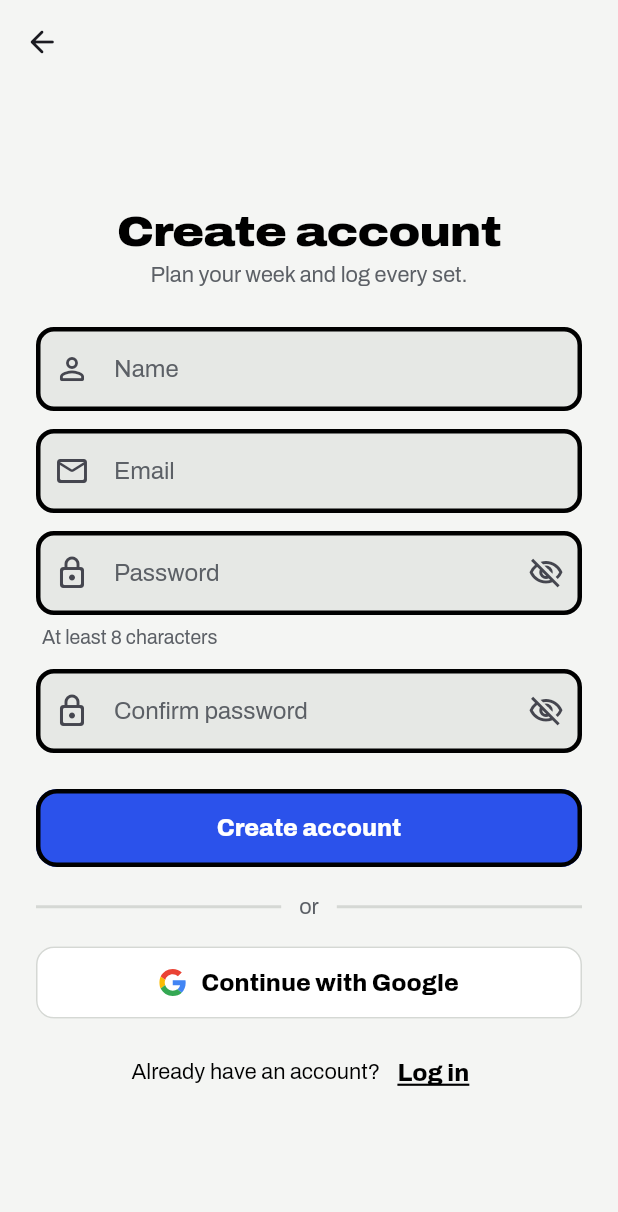
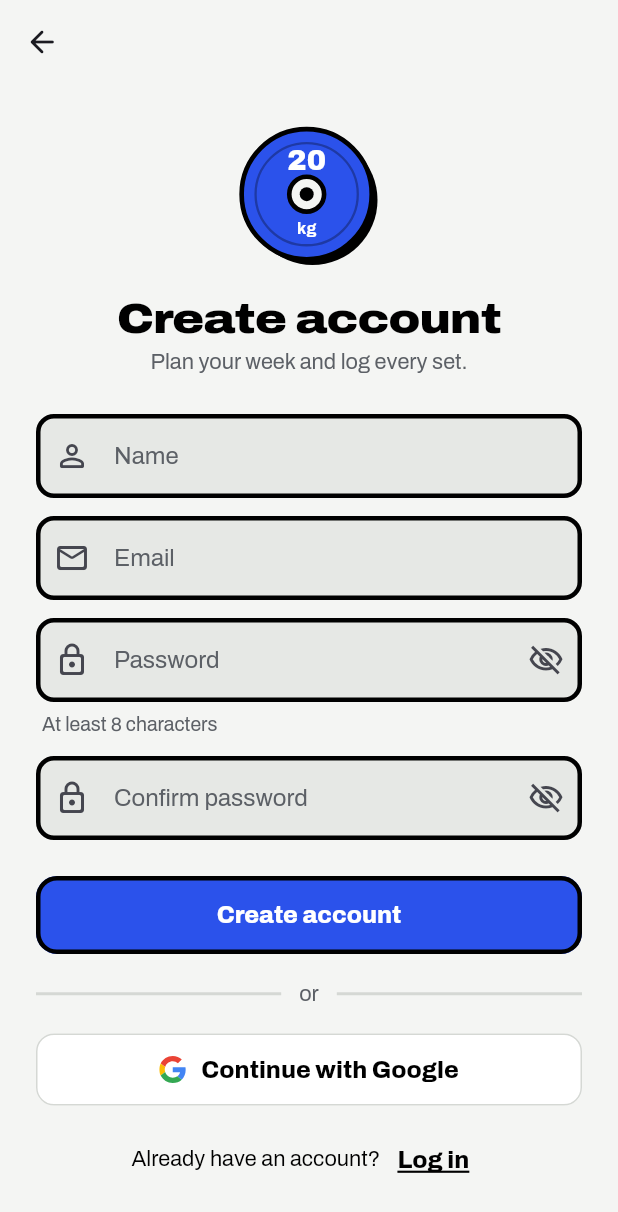
Before and after one commit to yash25hemnani/repwise, a Flutter app: the screen it shows after launch, after a tap on "Sign up", on a phone screen of 412 x 824 dp. Shown: the top 1212 px of the screen. Run offline on Flutter 3.47's test engine with Material 3 defaults, Android fonts, the phone set to English and light mode, and no system bars; our stand-ins replace cloud_firestore, firebase_auth, firebase_core, flutter_riverpod, flutter_svg, google_sign_in and 1 more; accounts and stored records are empty.

Commit message:
chore: added plate svgs, the plate logo on login and signup, and an updated launcher icon

```diff
--- a/lib/features/auth/screens/login_screen.dart
+++ b/lib/features/auth/screens/login_screen.dart
@@ -1,5 +1,6 @@
 import 'package:firebase_auth/firebase_auth.dart';
 import 'package:flutter/material.dart';
+import 'package:flutter_svg/flutter_svg.dart';
 import 'package:repwise/core/theme/app_colors.dart';
 import 'package:repwise/features/auth/screens/signup_screen.dart';
 import 'package:repwise/features/auth/services/auth_service.dart';
@@ -103,6 +104,15 @@ class _LoginScreenState extends State<LoginScreen> {
                 child: Column(
                   crossAxisAlignment: CrossAxisAlignment.stretch,
                   children: [
+                    // The blue 20 kg plate is the Repwise logo
+                    Center(
+                      child: SvgPicture.asset(
+                        'assets/icons/plate_20.svg',
+                        width: 96,
+                        semanticsLabel: 'Repwise',
+                      ),
+                    ),
+                    const SizedBox(height: 20),
                     Text(
                       'Welcome back',
                       textAlign: TextAlign.center,
--- a/lib/features/auth/screens/signup_screen.dart
+++ b/lib/features/auth/screens/signup_screen.dart
@@ -1,5 +1,6 @@
 import 'package:firebase_auth/firebase_auth.dart';
 import 'package:flutter/material.dart';
+import 'package:flutter_svg/flutter_svg.dart';
 import 'package:repwise/core/theme/app_colors.dart';
 import 'package:repwise/features/auth/services/auth_service.dart';
 import 'package:repwise/features/auth/widgets/google_sign_in_button.dart';
@@ -107,6 +108,15 @@ class _SignupScreenState extends State<SignupScreen> {
                 child: Column(
                   crossAxisAlignment: CrossAxisAlignment.stretch,
                   children: [
+                    // The blue 20 kg plate is the Repwise logo
+                    Center(
+                      child: SvgPicture.asset(
+                        'assets/icons/plate_20.svg',
+                        width: 96,
+                        semanticsLabel: 'Repwise',
+                      ),
+                    ),
+                    const SizedBox(height: 20),
                     Text(
                       'Create account',
                       textAlign: TextAlign.center,
```
Also changed, not shown: assets/icon/icon.png, assets/icon/icon_foreground.png, assets/icons/barbell_plate.svg (deleted), assets/icons/plate_10.svg (added), assets/icons/plate_15.svg (added), assets/icons/plate_20.svg (added), assets/icons/plate_25.svg (added), assets/icons/plate_5.svg (added), assets/icons/repwise_logo.svg (added), 11 other files.
